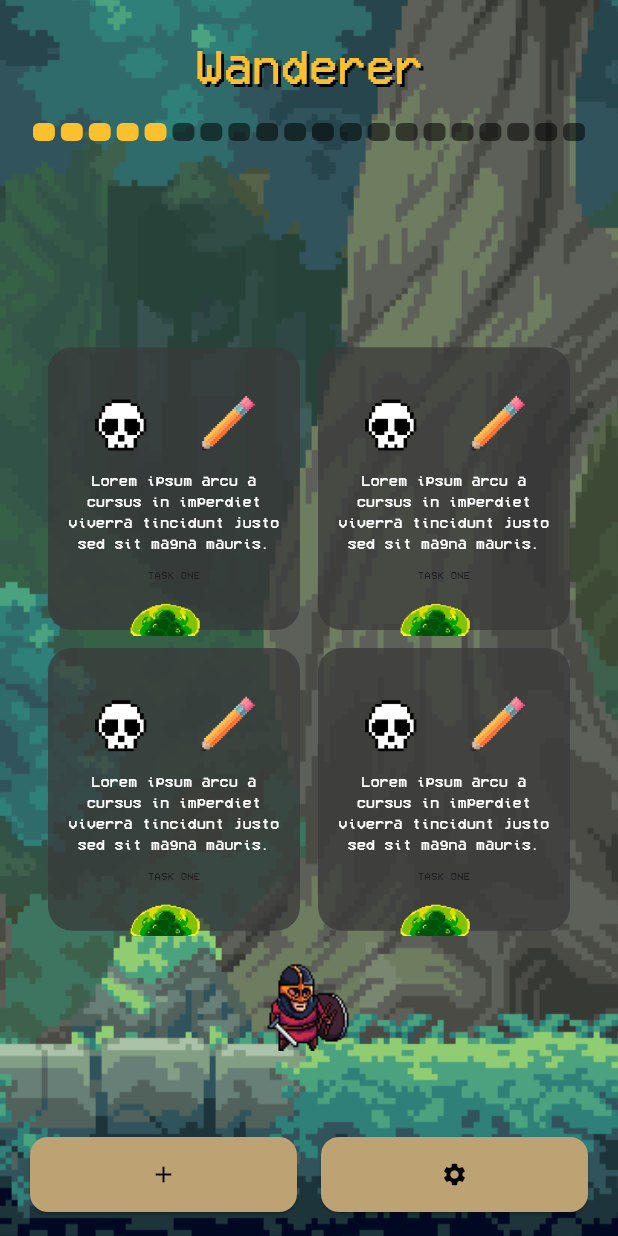
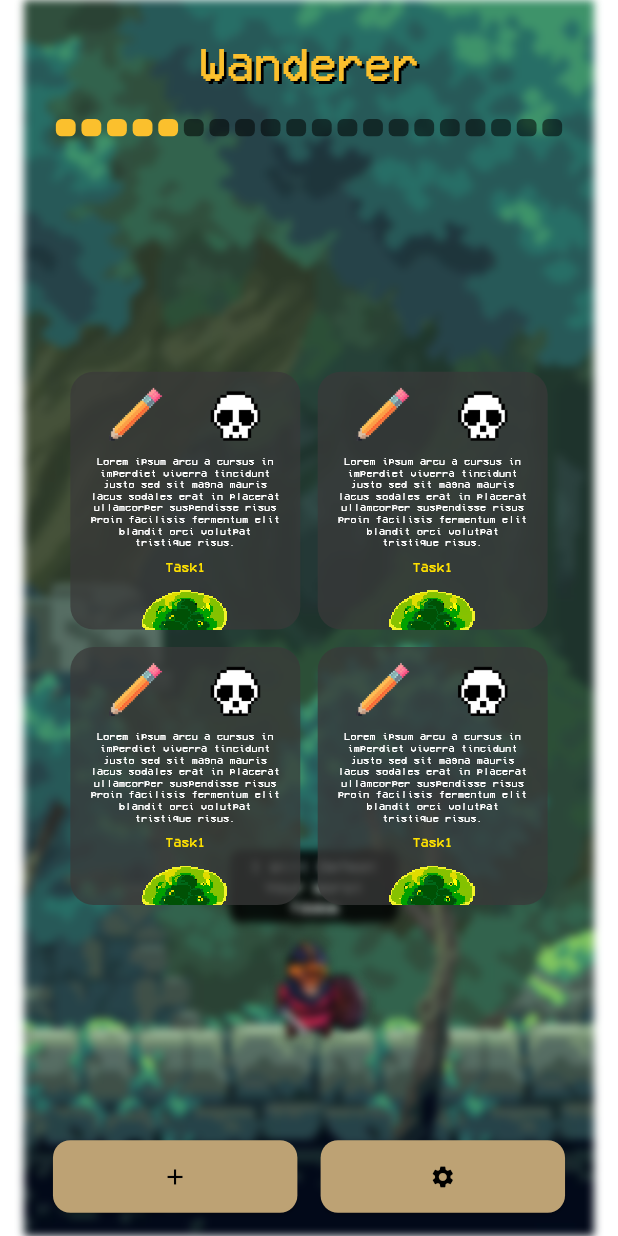
Before and after one commit to atilao4501/TaskKnight, a Flutter app: the screen it shows after launch, after a tap on "Start", on a phone screen of 412 x 824 dp. Run offline on Flutter 3.47's test engine with Material 3 defaults, Android fonts, the phone set to English and light mode, and no system bars; missing offline and left inert: window_manager.

Commit message:
feat: Refactor main function and improve task management
- Simplified the main function by removing unnecessary platform checks for macOS.
- Introduced a new Task model to encapsulate task-related data.
- Enhanced the home page layout by extracting the content into a dedicated method.
- Implemented a TaskCardWidget for better task representation in the UI.
- Added virtual screen widget to manage the app's layout more effectively.
- Updated knight and slime animations for improved visual feedback.
- Added new slime assets and adjusted their spawning logic.
- Improved knight's behavior and message display during interactions.
- Cleaned up the knight background logic to support blur effects.

```diff
--- a/lib/main.dart
+++ b/lib/main.dart
@@ -4,20 +4,8 @@ import 'package:flutter/material.dart';
 import 'package:task_knight_alpha/wrappers/main_wrapper.dart';
 import 'package:window_manager/window_manager.dart';
 
-void main() async {
+void main() {
   WidgetsFlutterBinding.ensureInitialized();
-
-  if (Platform.isMacOS) {
-    await windowManager.ensureInitialized();
-    windowManager.waitUntilReadyToShow().then((_) async {
-      await windowManager.setSize(const Size(393, 852));
-      await windowManager.setResizable(false);
-      await windowManager.setTitle('Task Knight');
-      await windowManager.show();
-      await windowManager.focus();
-    });
-  }
-
   runApp(const MyApp());
 }
 
--- a/lib/pages/home_page.dart
+++ b/lib/pages/home_page.dart
@@ -10,13 +10,18 @@ class HomePage extends StatelessWidget {
       backgroundColor: Colors.transparent,
       body: Stack(
         children: [
-          // Main content
-          SafeArea(
+          _buildContentHUD(context),
+        ],
+      ),
+    );
+  }
+
+  Widget _buildContentHUD(BuildContext context) {
+    return SafeArea(
       child: Column(
         crossAxisAlignment: CrossAxisAlignment.center,
-              mainAxisAlignment: MainAxisAlignment.center,
+        mainAxisAlignment: MainAxisAlignment.start,
         children: [
-                // Title
           Padding(
             padding: const EdgeInsets.only(top: 20),
             child: Center(
@@ -36,23 +41,17 @@ class HomePage extends StatelessWidget {
               ),
             ),
           ),
-
-                // Progress bar
           Padding(
-                  padding:
-                      const EdgeInsets.symmetric(vertical: 16, horizontal: 20),
+            padding: const EdgeInsets.symmetric(vertical: 16, horizontal: 20),
             child: Row(
               children: List.generate(20, (index) {
-                      // first 5 filled, rest empty for example
                 final filled = index < 5;
                 return Expanded(
                   child: Container(
                     margin: EdgeInsets.symmetric(horizontal: 2),
                     height: 12,
                     decoration: BoxDecoration(
-                            color: filled
-                                ? Colors.yellow.shade700
-                                : Colors.black54,
+                      color: filled ? Colors.yellow.shade700 : Colors.black54,
                       borderRadius: BorderRadius.circular(4),
                     ),
                   ),
@@ -60,8 +59,6 @@ class HomePage extends StatelessWidget {
               }),
             ),
           ),
-
-                // Task grid
           Expanded(
             child: Padding(
               padding: const EdgeInsets.symmetric(horizontal: 20),
@@ -71,14 +68,12 @@ class HomePage extends StatelessWidget {
                 ),
                 padding: const EdgeInsets.all(12),
                 child: PageView.builder(
-                        itemCount: (8 / 4)
-                            .ceil(), // replace 8 with your total task count variable
+                  itemCount: (8 / 4).ceil(),
                   controller: PageController(viewportFraction: 1),
                   scrollDirection: Axis.horizontal,
                   itemBuilder: (context, pageIndex) {
                     final start = pageIndex * 4;
-                          final end = (start + 4).clamp(0,
-                              8); // replace 8 with your total task count variable
+                    final end = (start + 4).clamp(0, 8);
                     final tasks = List.generate(
                         end - start, (i) => _buildTaskCard(context));
                     return Center(
@@ -97,11 +92,8 @@ class HomePage extends StatelessWidget {
               ),
             ),
           ),
-
-                // Bottom buttons
           Padding(
-                  padding:
-                      const EdgeInsets.symmetric(vertical: 16, horizontal: 20),
+            padding: const EdgeInsets.symmetric(vertical: 16, horizontal: 20),
             child: Row(
               children: [
                 Expanded(
@@ -136,66 +128,75 @@ class HomePage extends StatelessWidget {
           ),
         ],
       ),
+    );
+  }
+
+  Widget _buildTaskCard(BuildContext context) {
+    return SizedBox(
+      width: 164,
+      height: 184,
+      child: Stack(
+        clipBehavior: Clip.none,
+        children: [
+          Container(
+            width: 164,
+            height: 184,
+            decoration: BoxDecoration(
+              color: Color(0xBF393939),
+              borderRadius: BorderRadius.circular(16),
+            ),
+            padding: EdgeInsets.only(top: 10, left: 12, right: 12),
+            child: Column(
+              crossAxisAlignment: CrossAxisAlignment.center,
+              children: [
+                Row(
+                  mainAxisAlignment: MainAxisAlignment.center,
+                  children: [
+                    Image.asset("assets/images/penButton.png",
+                        width: 40, height: 40),
+                    SizedBox(width: 30),
+                    Image.asset("assets/images/skullButton.png",
+                        width: 40, height: 40),
+                  ],
+                ),
+                SizedBox(height: 8),
+                Text(
+                  'Lorem ipsum arcu a cursus in imperdiet viverra tincidunt justo sed sit magna mauris lacus sodales erat in placerat ullamcorper suspendisse risus proin facilisis fermentum elit blandit orci volutpat tristique risus.',
+                  textAlign: TextAlign.center,
+                  style: TextStyle(
+                    fontSize: 7,
+                    height: 1.2,
+                    color: Colors.white,
+                  ),
+                ),
+              ],
+            ),
+          ),
+          Align(
+            alignment: Alignment.bottomCenter,
+            child: Column(
+              mainAxisSize: MainAxisSize.min,
+              children: [
+                Text(
+                  "Task1",
+                  style: TextStyle(
+                    fontSize: 9,
+                    color: Color(0xFFFFE100),
+                    fontWeight: FontWeight.w500,
+                  ),
+                ),
+                SizedBox(height: 2),
+                Image.asset(
+                  "assets/images/RunGreenSlimeCrop.gif",
+                  width: 60,
+                  height: 34,
+                  filterQuality: FilterQuality.none,
+                ),
+              ],
+            ),
           ),
         ],
       ),
     );
   }
-
-  Widget _buildTaskCard(BuildContext context) {
-    return Container(
-      width: double.infinity,
-      height: double.infinity,
-      decoration: BoxDecoration(
-        color: Color(0xBF393939),
-        borderRadius: BorderRadius.circular(16),
-      ),
-      padding: EdgeInsets.symmetric(horizontal: 12),
-      child: Column(
-        mainAxisAlignment: MainAxisAlignment.center,
-        children: [
-          Row(
-            mainAxisAlignment: MainAxisAlignment.center,
-            mainAxisSize: MainAxisSize.min,
-            children: [
-              Image.asset("assets/images/skullButton.png",
-                  width: 40, height: 40),
-              SizedBox(width: 30),
-              Image.asset("assets/images/penButton.png", width: 40, height: 40)
-            ],
-          ),
-          SizedBox(height: 10),
-          Text(
-            'Lorem ipsum arcu a cursus in imperdiet viverra tincidunt justo sed sit magna mauris.',
-            textAlign: TextAlign.center,
-            style: TextStyle(
-              fontSize: 10,
-              color: Colors.white,
-            ),
-          ),
-          SizedBox(height: 10),
-          Stack(
-            clipBehavior: Clip.none,
-            alignment: Alignment.center,
-            children: [
-              Text(
-                "TASK ONE",
-                style: TextStyle(fontSize: 7),
-              ),
-              Positioned(
-                top: -55,
-                width: 100,
-                height: 100,
-                child: Image.asset(
-                  "assets/images/RunGreenSlime.gif",
-                  width: 100,
-                  height: 100,
-                ),
-              ),
-            ],
-          )
-        ],
-      ),
-    );
 }
-}
--- a/lib/pages/onboarding_page.dart
+++ b/lib/pages/onboarding_page.dart
@@ -50,6 +50,9 @@ class OnboardingPage extends StatelessWidget {
           Center(
             child: ElevatedButton(
               onPressed: onStart,
+              // onPressed: () {
+              //   KnightController.knighBackgroundtKey.currentState?.spawnSlime();
+              // },
               style: ElevatedButton.styleFrom(
                 backgroundColor: Colors.black,
                 foregroundColor: Colors.white,
--- a/lib/widgets/knight.dart
+++ b/lib/widgets/knight.dart
@@ -2,6 +2,12 @@ import 'dart:async';
 import 'dart:math';
 
 import 'package:flutter/material.dart';
+
+extension StringExtension on String {
+  String capitalize() => '${this[0].toUpperCase()}${substring(1)}';
+}
+
+enum KnightStatus { idle, attack }
 
 class Knight extends StatefulWidget {
   const Knight({super.key});
@@ -11,7 +17,7 @@ class Knight extends StatefulWidget {
 }
 
 class KnightState extends State<Knight> {
-  String _status = 'Idle';
+  KnightStatus _status = KnightStatus.idle;
   String _message = '';
   bool _lookLeft = false;
 
@@ -19,44 +25,28 @@ class KnightState extends State<Knight> {
   Timer? _dotTimer;
   Timer? _clearTimer;
 
-  void lookLeft() {
-    setState(() {
-      _lookLeft = true;
-    });
+  // Layout constants
+  static const double _knightWidth = 116;
+  static const double _knightHeight = 74;
+  static const double _balloonOffsetX = -15;
+  static const double _balloonOffsetY = -6;
+  static const double _balloonMaxWidth = 182;
+
+  @override
+  void initState() {
+    super.initState();
+    changeMessage("I Will Defeat Your Worst Taskmares...");
   }
 
-  void lookRight() {
-    setState(() {
-      _lookLeft = false;
-    });
-  }
-
-  void changeStatus() {
-    setState(() {
-      _status = _status == 'Attack' ? 'Idle' : 'Attack';
-    });
-  }
-
-  void attack() {
-    setState(() {
-      _status = 'Attack';
-    });
-  }
-
-  void idle() {
-    setState(() {
-      _status = 'Idle';
-    });
-  }
+  // Public API
+  void lookLeft() => setState(() => _lookLeft = true);
+  void lookRight() => setState(() => _lookLeft = false);
+  void attack() => setState(() => _status = KnightStatus.attack);
+  void idle() => setState(() => _status = KnightStatus.idle);
 
   void changeMessage(String newMessage) {
-    _typingTimer?.cancel();
-    _dotTimer?.cancel();
-    _clearTimer?.cancel();
-
-    setState(() {
-      _message = '';
-    });
+    resetMessageTimers();
+    setState(() => _message = '');
 
     _typingTimer = Timer.periodic(Duration(milliseconds: 300), (timer) {
       if (_message.length < newMessage.length) {
@@ -69,60 +59,53 @@ class KnightState extends State<Knight> {
           if (_message.endsWith('...')) {
             dotTimer.cancel();
             _clearTimer = Timer(Duration(seconds: 10), () {
-              setState(() {
-                _message = '';
-              });
+              setState(() => _message = '');
             });
           } else {
-            setState(() {
-              _message += '.';
-            });
+            setState(() => _message += '.');
           }
         });
       }
     });
   }
 
-  @override
-  void dispose() {
+  // Internals
+  void resetMessageTimers() {
     _typingTimer?.cancel();
     _dotTimer?.cancel();
     _clearTimer?.cancel();
-    super.dispose();
   }
 
-  @override
-  Widget build(BuildContext context) {
-    return Stack(
-      clipBehavior: Clip.none,
-      alignment: Alignment.center,
-      children: [
-        SizedBox.expand(
-          child: FittedBox(
-            fit: BoxFit.cover,
-            child: Transform(
+  Widget _buildKnightImage() {
+    return Transform(
       alignment: Alignment.center,
       transform: _lookLeft
           ? (Matrix4.identity()..scale(-1.0, 1.0))
           : Matrix4.identity(),
       child: Image.asset(
-                'assets/images/Warrior$_status.gif',
+        'assets/images/Warrior${_status.name.capitalize()}.gif',
+        width: _knightWidth,
+        height: _knightHeight,
+        fit: BoxFit.fill,
+        filterQuality: FilterQuality.none,
       ),
-            ),
-          ),
-        ),
-        if (_message.isNotEmpty)
-          Positioned(
-            top: 0,
+    );
+  }
+
+  Widget _buildMessageBubble() {
+    return Positioned(
+      bottom: _knightHeight,
+      left: 0,
+      right: 0,
+      child: Transform.translate(
+        offset: Offset(_balloonOffsetX, _balloonOffsetY),
         child: Opacity(
-              opacity: 0.7,
+          opacity: 0.85,
           child: IntrinsicWidth(
             child: ConstrainedBox(
-                  constraints: BoxConstraints(maxWidth: 182),
+              constraints: BoxConstraints(maxWidth: _balloonMaxWidth),
               child: Container(
-                    height: 39,
-                    padding: EdgeInsets.symmetric(horizontal: 8),
-                    alignment: Alignment.center,
+                padding: EdgeInsets.symmetric(horizontal: 8, vertical: 4),
                 decoration: BoxDecoration(
                   color: Colors.black,
                   borderRadius: BorderRadius.circular(8),
@@ -142,7 +125,27 @@ class KnightState extends State<Knight> {
           ),
         ),
       ),
+    );
+  }
+
+  @override
+  void dispose() {
+    resetMessageTimers();
+    super.dispose();
+  }
+
+  // Widget size: 116x74 (from Figma)
+  @override
+  Widget build(BuildContext context) {
+    return SizedBox(
+      child: Stack(
+        clipBehavior: Clip.none,
+        alignment: Alignment.center,
+        children: [
+          _buildKnightImage(),
+          if (_message.isNotEmpty) _buildMessageBubble(),
         ],
+      ),
     );
   }
 }
--- a/lib/widgets/knightBackground.dart
+++ b/lib/widgets/knightBackground.dart
@@ -1,43 +1,50 @@
-import 'package:flutter/material.dart';
+import 'dart:ui';
 import 'package:task_knight_alpha/controllers/knightController.dart';
 import 'package:task_knight_alpha/widgets/knight.dart';
+import 'package:flutter/material.dart';
 import 'package:task_knight_alpha/widgets/slimeWidget.dart';
 
 class Knightbackground extends StatefulWidget {
   final Widget child;
 
-  Knightbackground({super.key, required this.child});
-
-  List<GlobalKey<SlimeState>> slimeKeys = [];
-  List<SlimeWidget> slimeWidgets = [];
-  var slimeKey = GlobalKey<SlimeState>();
+  const Knightbackground({super.key, required this.child});
 
   @override
-  State<StatefulWidget> createState() => KnightbackgroundState();
+  State<Knightbackground> createState() => KnightbackgroundState();
 }
 
 class KnightbackgroundState extends State<Knightbackground> {
+  bool _blurBackground = false;
+  List<GlobalKey<SlimeState>> slimeKeys = [];
+  List<SlimeWidget> slimeWidgets = [];
+
+  void setBlur(bool value) {
+    setState(() {
+      _blurBackground = value;
+    });
+  }
+
   Future<void> spawnSlime() async {
     final newKey = GlobalKey<SlimeState>();
     final slime = SlimeWidget(key: newKey);
 
     setState(() {
-      widget.slimeWidgets.add(slime);
-      widget.slimeKeys.add(newKey);
+      slimeWidgets.add(slime);
+      slimeKeys.add(newKey);
     });
 
     WidgetsBinding.instance.addPostFrameCallback((_) async {
       final colors = ['Red', 'Green', 'Blue'];
       final randomColor = (colors..shuffle()).first;
       final randomBool =
-          (List<bool>.generate(2, (index) => index == 0)..shuffle()).first;
+          (List<bool>.generate(2, (i) => i == 0)..shuffle()).first;
 
       final completed =
           await newKey.currentState?.spawnSlime(randomColor, randomBool);
       if (completed == true) {
         setState(() {
-          widget.slimeKeys.remove(newKey);
-          widget.slimeWidgets.remove(slime);
+          slimeKeys.remove(newKey);
+          slimeWidgets.remove(slime);
         });
       }
     });
@@ -48,27 +55,38 @@ class KnightbackgroundState extends State<Knightbackground> {
     return Stack(
       children: [
         Positioned.fill(
-          child: Image.asset(
-            'assets/images/forestBackgroundWide.png',
-            fit: BoxFit.none,
-            alignment: Alignment(0.3, 0.5),
-          ),
+          child: _blurBackground
+              ? ImageFiltered(
+                  imageFilter: ImageFilter.blur(sigmaX: 3, sigmaY: 3),
+                  child: Image.asset(
+                    'assets/images/forestBackground.png',
+                    fit: BoxFit.fill,
+                    filterQuality: FilterQuality.none,
+                  ),
+                )
+              : Image.asset(
+                  'assets/images/forestBackground.png',
+                  fit: BoxFit.fill,
+                  filterQuality: FilterQuality.none,
+                ),
         ),
+
+        // Guerreiro fixo na base, centralizado
         Positioned(
-          bottom: MediaQuery.of(context).size.height * 0.15,
-          left: 0,
-          right: 0,
-          child: Center(
-            child: SizedBox(
-              width: 115,
-              height: 115,
-              child: Knight(
-                key: KnightController.knightStateKey,
-              ),
-            ),
-          ),
+          top: 642,
+          left: 157,
+          child: _blurBackground
+              ? ImageFiltered(
+                  imageFilter: ImageFilter.blur(sigmaX: 3, sigmaY: 3),
+                  child: Knight(key: KnightController.knightStateKey),
+                )
+              : Knight(key: KnightController.knightStateKey),
         ),
-        ...widget.slimeWidgets,
+
+        // Slimes dinâmicos
+        ...slimeWidgets,
+
+        // Interface da tela
         widget.child,
       ],
     );
--- /dev/null
+++ b/lib/widgets/virtual_screen.dart
@@ -0,0 +1,23 @@
+import 'package:flutter/material.dart';
+
+class VirtualScreen extends StatelessWidget {
+  final Widget child;
+  const VirtualScreen({super.key, required this.child});
+
+  @override
+  Widget build(BuildContext context) {
+    return Scaffold(
+      backgroundColor: Colors.transparent,
+      body: Center(
+        child: FittedBox(
+          fit: BoxFit.contain,
+          child: SizedBox(
+            width: 393,
+            height: 852,
+            child: child,
+          ),
+        ),
+      ),
+    );
+  }
+}
--- a/lib/wrappers/main_wrapper.dart
+++ b/lib/wrappers/main_wrapper.dart
@@ -3,6 +3,7 @@ import 'package:task_knight_alpha/controllers/knightController.dart';
 import 'package:task_knight_alpha/pages/home_page.dart';
 import 'package:task_knight_alpha/pages/onboarding_page.dart';
 import 'package:task_knight_alpha/widgets/knightBackground.dart';
+import 'package:task_knight_alpha/widgets/virtual_screen.dart';
 
 class MainWrapper extends StatefulWidget {
   const MainWrapper({super.key});
@@ -16,14 +17,17 @@ class _MainWrapperState extends State<MainWrapper> {
 
   @override
   Widget build(BuildContext context) {
-    return Knightbackground(
-      key: KnightController.knighBackgroundtKey, // ⚠️ Apenas UMA VEZ!
+    return VirtualScreen(
+      child: Knightbackground(
+        key: KnightController.knighBackgroundtKey,
         child: Navigator(
           key: navigatorKey,
           onGenerateRoute: (_) {
             return MaterialPageRoute(
               builder: (_) => OnboardingPage(
                 onStart: () {
+                  KnightController.knighBackgroundtKey.currentState
+                      ?.setBlur(true);
                   navigatorKey.currentState!.push(
                     MaterialPageRoute(builder: (_) => HomePage()),
                   );
@@ -32,6 +36,7 @@ class _MainWrapperState extends State<MainWrapper> {
             );
           },
         ),
+      ),
     );
   }
 }
```
Also changed, not shown: lib/models/task.dart (added, +13 -0 lines), lib/widgets/slimeWidget.dart (+38 -25 lines), lib/widgets/task_card_widget.dart (added, +82 -0 lines), assets/images/RunBlueSlimeCrop.gif (added), assets/images/RunGreenSlimeCrop.gif (added), assets/images/RunRedSlimeCrop.gif (added), assets/images/WarriorAttack.gif, assets/images/WarriorIdle.gif, 4 other files. Lines whose indentation alone changed are shown as unchanged.
